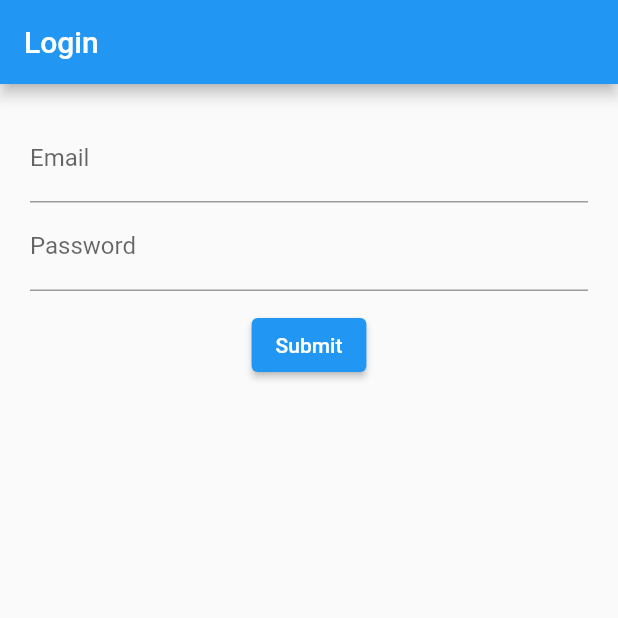
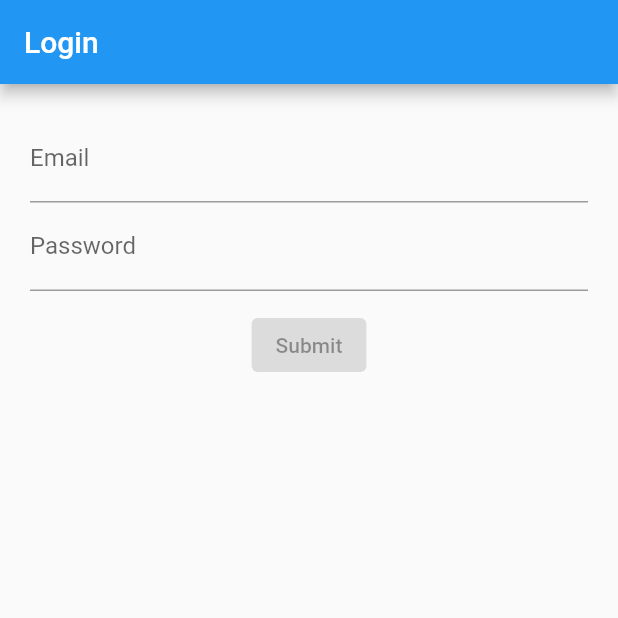
Before and after one commit to PramudiaPutra/flutter_form_validation, a Flutter app: the screen it shows after launch, on a phone screen of 412 x 824 dp, the top half of it. Run offline on Flutter 3.47's test engine with Material 2 defaults, Android fonts, the phone set to English and light mode, and no system bars; our stand-ins replace email_validator, rxdart.

Commit message:
using rxdart to submit valid email and password

```diff
--- a/lib/src/bloc/login_bloc.dart
+++ b/lib/src/bloc/login_bloc.dart
@@ -1,16 +1,20 @@
-import 'dart:async';
-
 import 'package:forms_validation/src/functions/form_validation.dart';
+import 'package:rxdart/rxdart.dart';
 
 class LoginBloc extends FormValidation {
-  final _email = StreamController<String>();
-  final _password = StreamController<String>();
+  final _email = BehaviorSubject<String>();
+  final _password = BehaviorSubject<String>();
 
   get email => _email.stream.transform(validateEmail);
   get password => _password.stream.transform(validatePassword);
+  get submitLogin =>
+      CombineLatestStream.combine2(email, password, (e, p) => true);
 
   get changeEmail => _email.sink.add;
   get changePassword => _password.sink.add;
+
+  get emailValue => _email.value;
+  get passwdValue => _password.value;
 
   dispose() {
     _email.close();
--- a/lib/src/screen/login_screen.dart
+++ b/lib/src/screen/login_screen.dart
@@ -15,7 +15,7 @@ class LoginScreen extends StatelessWidget {
           emailField(bloc),
           passwordField(bloc),
           const SizedBox(height: 12),
-          submitButton(),
+          submitButton(bloc),
         ],
       ),
     );
@@ -55,10 +55,23 @@ class LoginScreen extends StatelessWidget {
     );
   }
 
-  Widget submitButton() {
-    return ElevatedButton(
-      child: const Text('Submit'),
-      onPressed: () {},
+  Widget submitButton(LoginBloc bloc) {
+    return StreamBuilder(
+      stream: bloc.submitLogin,
+      builder: (context, snapshot) {
+        return ElevatedButton(
+          child: const Text('Submit'),
+          onPressed: snapshot.hasData
+              ? () {
+                  final snackBar = SnackBar(
+                    content: Text(
+                        'email: ${bloc.emailValue}\npasswd: ${bloc.passwdValue}'),
+                  );
+                  ScaffoldMessenger.of(context).showSnackBar(snackBar);
+                }
+              : null,
+        );
+      },
     );
   }
 }
--- a/pubspec.yaml
+++ b/pubspec.yaml
@@ -35,6 +35,7 @@ dependencies:
   # Use with the CupertinoIcons class for iOS style icons.
   cupertino_icons: ^1.0.2
   email_validator: ^2.0.1
+  rxdart: ^0.27.3
 
 dev_dependencies:
   flutter_test:
```
Also changed, not shown: pubspec.lock.
